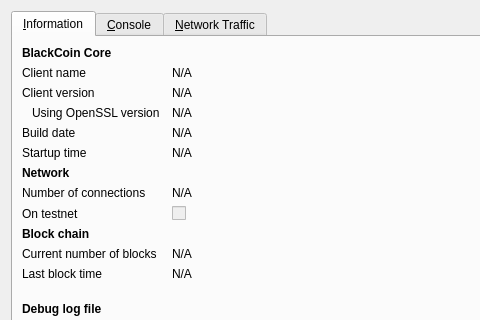
This is src/qt/forms/rpcconsole.ui in chavezcoin-project/chavezcoin-1 as Qt 5 draws it before an edit; both pictures show x 0 to 480 and y 0 to 320 of the 740 by 450 pixel window. The edited form follows.
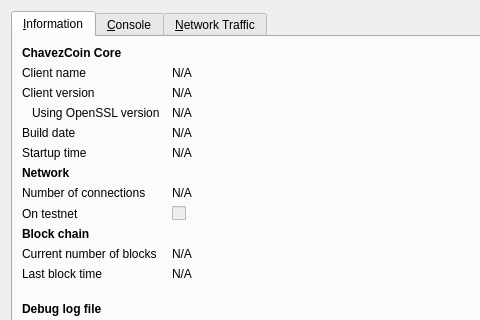
This is the edited form. Icons and pictures are not drawn. Custom widgets are drawn as their Qt base class.

The edit to the form file:
```diff
--- a/src/qt/forms/rpcconsole.ui
+++ b/src/qt/forms/rpcconsole.ui
@@ -36,7 +36,7 @@
           </font>
          </property>
          <property name="text">
-          <string>BlackCoin Core</string>
+          <string>ChavezCoin Core</string>
          </property>
         </widget>
        </item>
```
Left out of the diff: 6 changed lines with no effect on the pictures.
